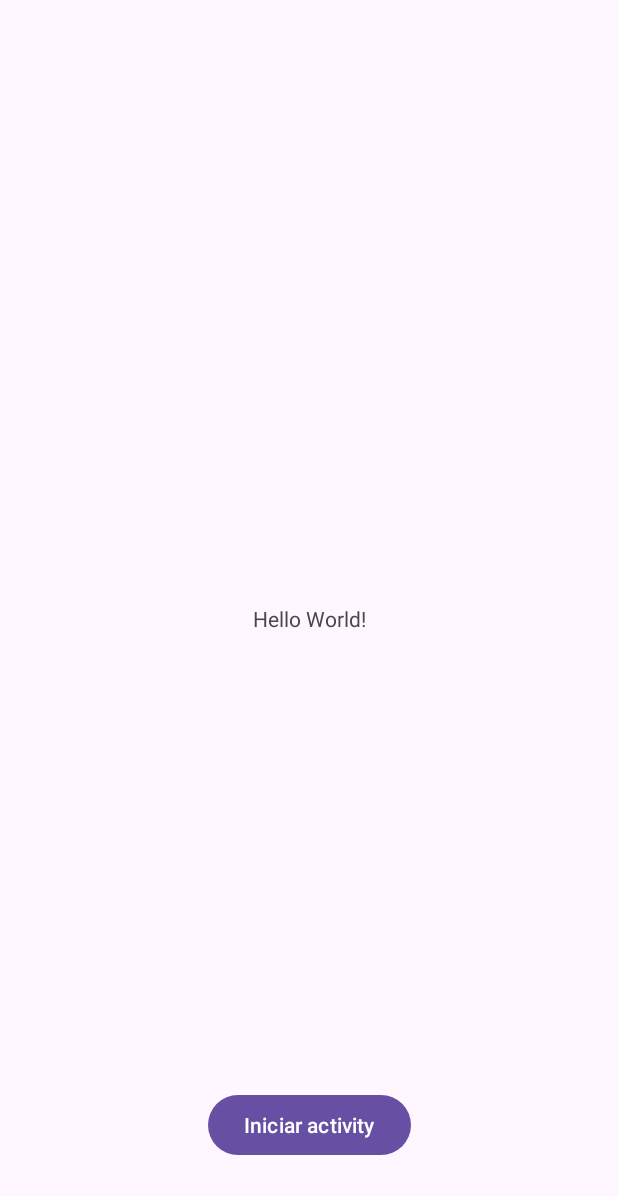
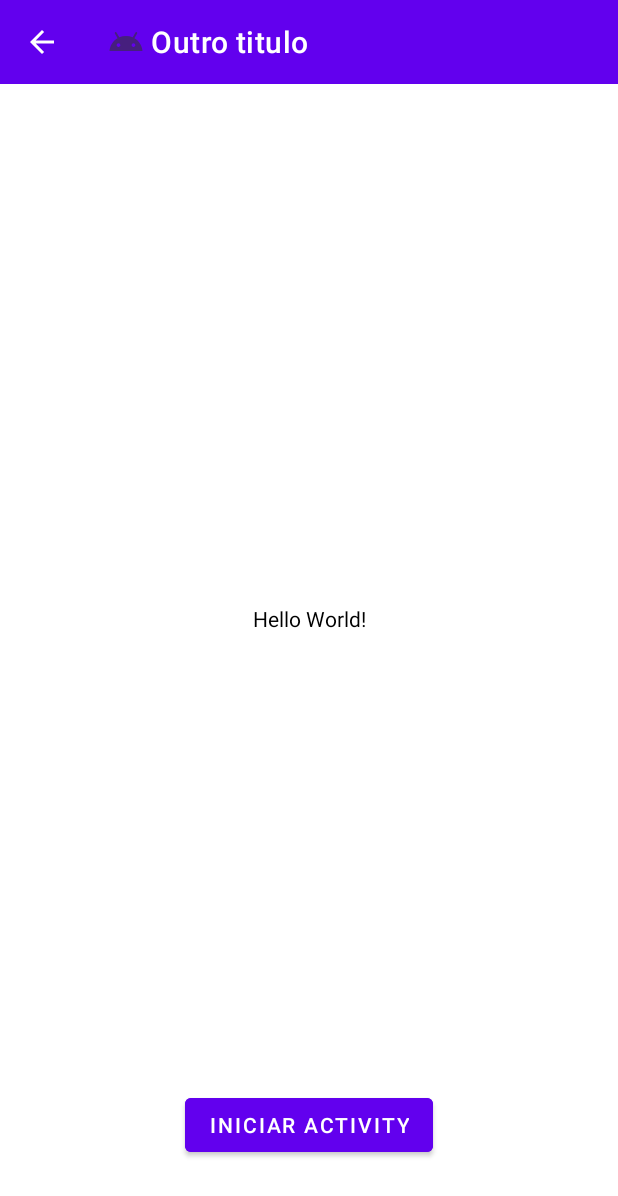
Before and after one commit to Jusouza/JokenpoModule11, an Android app: the screen it shows after launch (MainActivity), on a phone screen of 412 x 824 dp. Shown: the top 1196 px of the screen. Run offline under Robolectric (Android 15) with nearby library versions, the phone set to English and light mode, and no system bars.

Commit message:
custom toolbar

```diff
--- a/app/src/main/java/com/example/jokenpo_module11/MainActivity.kt
+++ b/app/src/main/java/com/example/jokenpo_module11/MainActivity.kt
@@ -1,47 +1,41 @@
 package com.example.jokenpo_module11
 
-import android.app.Activity
 import android.content.Intent
+import android.os.Bundle
 import androidx.appcompat.app.AppCompatActivity
-import android.os.Bundle
-import androidx.activity.result.ActivityResult
-import androidx.activity.result.contract.ActivityResultContracts
-import com.example.jokenpo_module11.databinding.ActivityMain2Binding
 import com.example.jokenpo_module11.databinding.ActivityMainBinding
-import com.google.android.material.snackbar.Snackbar
 
 class MainActivity : AppCompatActivity() {
     override fun onCreate(savedInstanceState: Bundle?) {
         super.onCreate(savedInstanceState)
 
         val binding = ActivityMainBinding.inflate(layoutInflater)
+        val toolbar = binding.appBar
+
         setContentView(binding.root)
+        setSupportActionBar(toolbar)
+
+        supportActionBar?.title = " Outro titulo"
+        supportActionBar?.setLogo(R.drawable.ic_logo)
+        supportActionBar?.setDisplayUseLogoEnabled(true)
+        supportActionBar?.setDisplayHomeAsUpEnabled(true)
 
         val activity2Intent = Intent(this, MainActivity2::class.java)
         intent.putExtra("name", "Juliana")
         intent.putExtra("age", 23)
 
-        val activityResult = registerForActivityResult(
-            ActivityResultContracts.StartActivityForResult()
-        ) { result: ActivityResult ->
-            if (result.resultCode == Activity.RESULT_OK) {
-                val intent = result.data
-
-                if (intent?.hasExtra("result") == true) {
-                    Snackbar.make(
-                        binding.root,
-                        intent.getStringExtra("result") ?: "",
-                        Snackbar.LENGTH_SHORT
-                    ).show()
-                }
-            }
-        }
-
-
-
+     val sendIntent = Intent()
+        sendIntent.action = Intent.ACTION_SEND
+        sendIntent.putExtra(Intent.EXTRA_TEXT, "Minha mensagem")
+        sendIntent.type = "text/plain"
 
         binding.btnStartActivity.setOnClickListener {
-            activityResult.launch(activity2Intent)
+            startActivity(activity2Intent)
         }
     }
+
+  override  fun onSupportNavigateUp(): Boolean {
+        onBackPressed()
+        return true
+    }
 }
--- /dev/null
+++ b/app/src/main/res/drawable-anydpi/ic_logo.xml
@@ -0,0 +1,11 @@
+<vector xmlns:android="http://schemas.android.com/apk/res/android"
+    android:width="24dp"
+    android:height="24dp"
+    android:viewportWidth="24"
+    android:viewportHeight="24"
+    android:tint="#333333"
+    android:alpha="0.6">
+  <path
+      android:fillColor="@android:color/white"
+      android:pathData="M17.6,9.48l1.84,-3.18c0.16,-0.31 0.04,-0.69 -0.26,-0.85c-0.29,-0.15 -0.65,-0.06 -0.83,0.22l-1.88,3.24c-2.86,-1.21 -6.08,-1.21 -8.94,0L5.65,5.67c-0.19,-0.29 -0.58,-0.38 -0.87,-0.2C4.5,5.65 4.41,6.01 4.56,6.3L6.4,9.48C3.3,11.25 1.28,14.44 1,18h22C22.72,14.44 20.7,11.25 17.6,9.48zM7,15.25c-0.69,0 -1.25,-0.56 -1.25,-1.25c0,-0.69 0.56,-1.25 1.25,-1.25S8.25,13.31 8.25,14C8.25,14.69 7.69,15.25 7,15.25zM17,15.25c-0.69,0 -1.25,-0.56 -1.25,-1.25c0,-0.69 0.56,-1.25 1.25,-1.25s1.25,0.56 1.25,1.25C18.25,14.69 17.69,15.25 17,15.25z"/>
+</vector>
--- a/app/src/main/res/layout/activity_main.xml
+++ b/app/src/main/res/layout/activity_main.xml
@@ -4,6 +4,7 @@
     xmlns:tools="http://schemas.android.com/tools"
     android:layout_width="match_parent"
     android:layout_height="match_parent"
+    android:background="@color/design_default_color_background"
     tools:context=".MainActivity">
 
     <TextView
@@ -11,6 +12,7 @@
         android:layout_width="wrap_content"
         android:layout_height="wrap_content"
         android:text="Hello World!"
+        android:textColor="@color/design_default_color_on_secondary"
         app:layout_constraintBottom_toBottomOf="parent"
         app:layout_constraintEnd_toEndOf="parent"
         app:layout_constraintStart_toStartOf="parent"
@@ -21,9 +23,22 @@
         android:layout_width="wrap_content"
         android:layout_height="wrap_content"
         android:layout_marginBottom="50dp"
+        android:backgroundTint="@color/design_default_color_primary"
         android:text="@string/button_title"
         app:layout_constraintBottom_toBottomOf="parent"
         app:layout_constraintEnd_toEndOf="parent"
         app:layout_constraintStart_toStartOf="parent" />
 
+    <androidx.appcompat.widget.Toolbar
+        android:id="@+id/appBar"
+        android:layout_width="0dp"
+        android:layout_height="wrap_content"
+        android:background="@color/design_default_color_primary"
+        android:minHeight="?attr/actionBarSize"
+        android:theme="?attr/actionBarTheme"
+        app:layout_constraintEnd_toEndOf="parent"
+        app:layout_constraintStart_toStartOf="parent"
+        app:layout_constraintTop_toTopOf="parent"
+        app:title="Minha AppBar" />
+
 </androidx.constraintlayout.widget.ConstraintLayout>
--- a/app/src/main/res/values/themes.xml
+++ b/app/src/main/res/values/themes.xml
@@ -1,9 +1,20 @@
 <resources xmlns:tools="http://schemas.android.com/tools">
     <!-- Base application theme. -->
-    <style name="Base.Theme.JokenpoModule11" parent="Theme.Material3.DayNight.NoActionBar">
-        <!-- Customize your light theme here. -->
-        <!-- <item name="colorPrimary">@color/my_light_primary</item> -->
+    <style name="Theme.JokenpoModule11" parent="Theme.MaterialComponents.DayNight.DarkActionBar">
+        <!-- Primary brand color. -->
+        <item name="colorPrimary">@color/design_default_color_primary</item>
+        <item name="colorPrimaryVariant">@color/design_default_color_primary_variant</item>
+        <item name="colorOnPrimary">@color/white</item>
+        <!-- Secondary brand color. -->
+        <item name="colorSecondary">@color/design_default_color_secondary</item>
+        <item name="colorSecondaryVariant">@color/design_default_color_secondary_variant</item>
+        <item name="colorOnSecondary">@color/design_default_color_on_secondary</item>
+        <!-- Status bar color. -->
+        <item name="android:statusBarColor">?attr/colorPrimaryVariant</item>
     </style>
 
-    <style name="Theme.JokenpoModule11" parent="Base.Theme.JokenpoModule11" />
+    <style name="Theme.JokenpoModule11.NoActionBar">
+        <item name="windowActionBar">false</item>
+        <item name="windowNoTitle">true</item>
+    </style>
 </resources>
```
Also changed, not shown: app/src/main/AndroidManifest.xml (+9 -3 lines), app/src/main/java/com/example/jokenpo_module11/MainActivity2.kt (+5 -6 lines), app/src/main/res/drawable-anydpi/ic_logo_close.xml (added, +11 -0 lines), app/src/main/res/layout/activity_main2.xml (+16 -0 lines), app/src/main/res/drawable-hdpi/ic_logo.png (added), app/src/main/res/drawable-hdpi/ic_logo_close.png (added), app/src/main/res/drawable-mdpi/ic_logo.png (added), app/src/main/res/drawable-mdpi/ic_logo_close.png (added), app/src/main/res/drawable-xhdpi/ic_logo.png (added), app/src/main/res/drawable-xhdpi/ic_logo_close.png (added), app/src/main/res/drawable-xxhdpi/ic_logo.png (added), app/src/main/res/drawable-xxhdpi/ic_logo_close.png (added).
